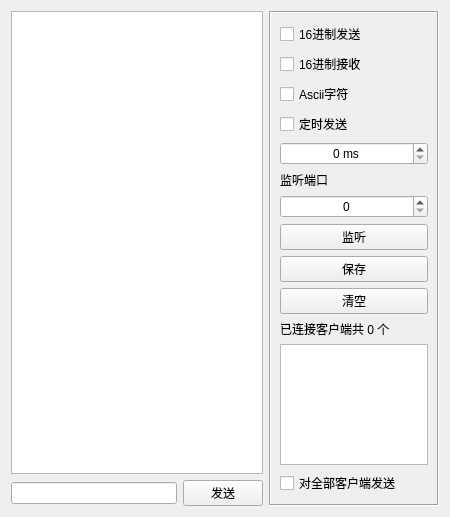
The window that HeExample/HeControl/HTcpServerWidget.ui (hexianqi/QtCode) describes before a commit, drawn with Qt 5.
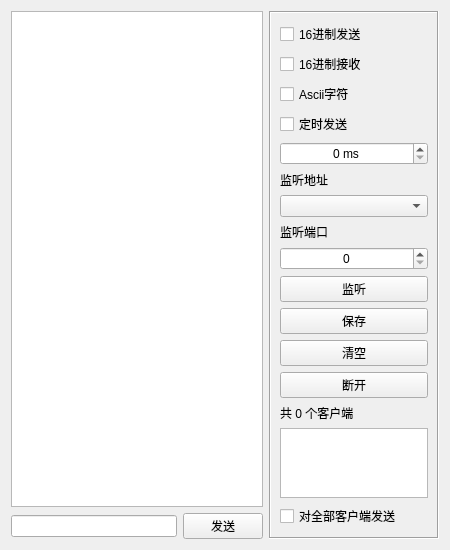
The same window after the commit.

```diff
--- a/HeExample/HeControl/HTcpServerWidget.ui
+++ b/HeExample/HeControl/HTcpServerWidget.ui
@@ -95,6 +95,16 @@
         </property>
        </widget>
       </item>
+      <item>
+       <widget class="QLabel" name="label_103">
+        <property name="text">
+         <string>监听地址</string>
+        </property>
+       </widget>
+      </item>
+      <item>
+       <widget class="QComboBox" name="comboBox_101"/>
+      </item>
       <item>
        <widget class="QLabel" name="label_101">
         <property name="text">
@@ -133,10 +143,17 @@
         </property>
        </widget>
       </item>
+      <item>
+       <widget class="QPushButton" name="pushButton_104">
+        <property name="text">
+         <string>断开</string>
+        </property>
+       </widget>
+      </item>
       <item>
        <widget class="QLabel" name="label_102">
         <property name="text">
-         <string>已连接客户端共 0 个</string>
+         <string>共 0 个客户端</string>
         </property>
        </widget>
       </item>
```
